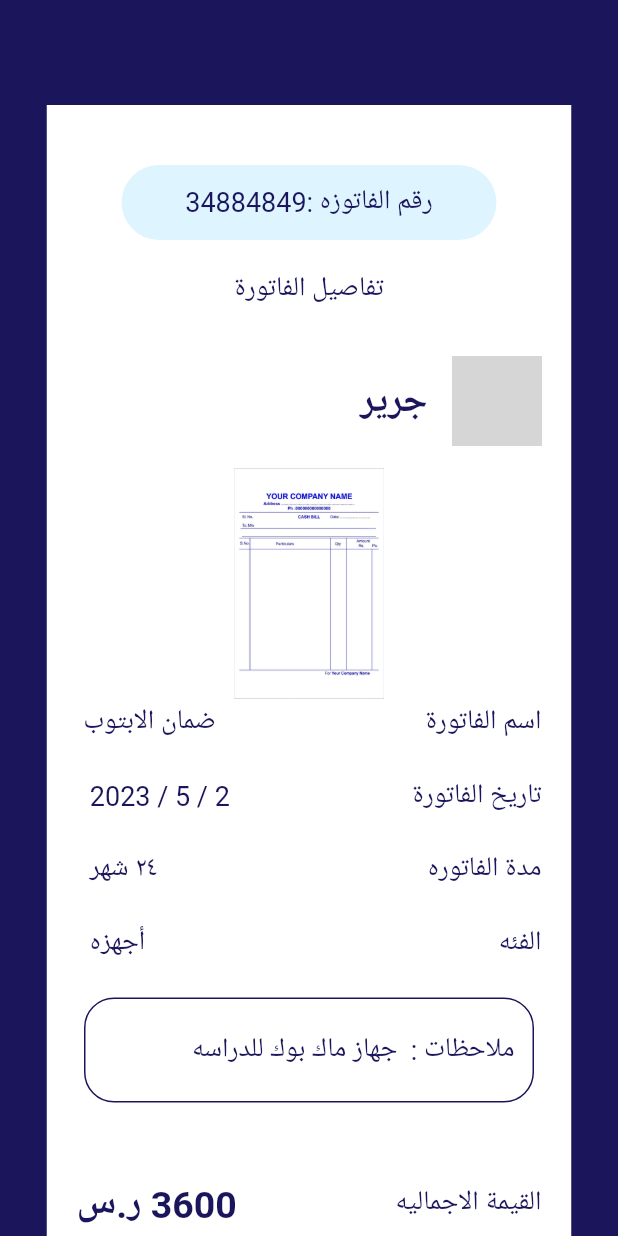
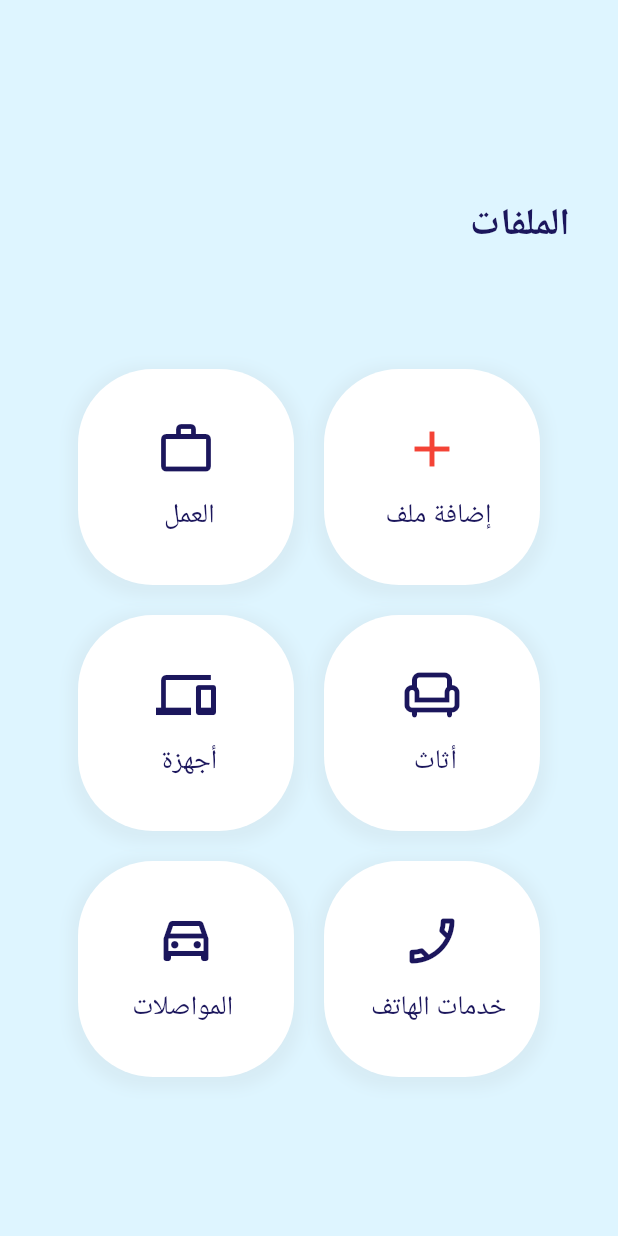
Before and after one commit to Lama-Saud/esal_project, a Flutter app: the screen it shows after launch, on a phone screen of 412 x 824 dp. Run offline on Flutter 3.47's test engine with Material 2 defaults, Android fonts, the phone set to English and light mode, and no system bars; our stand-ins replace animated_splash_screen, font_awesome_flutter, google_fonts; Roboto replaces fonts that are missing (Almarai); grey boxes are pictures that could not be loaded.

Commit message:
add folders page

```diff
--- a/lib/main.dart
+++ b/lib/main.dart
@@ -1,5 +1,5 @@
 import 'package:animated_splash_screen/animated_splash_screen.dart';
-import 'package:final_project/pages/invoice_detail_page.dart';
+import 'package:final_project/pages/folders_page.dart';
 import 'package:final_project/theme.dart';
 import 'package:flutter/material.dart';
 import 'package:google_fonts/google_fonts.dart';
@@ -35,7 +35,7 @@ class MyApp extends StatelessWidget {
           ),
           duration: 3000,
           splashTransition: SplashTransition.fadeTransition,
-          nextScreen: const InvoiceDetailPage(),
+          nextScreen: const FoldersPage(),
         ));
   }
 }
--- /dev/null
+++ b/lib/pages/folders_page.dart
@@ -0,0 +1,197 @@
+import 'package:final_project/components/esal_heading.dart';
+import 'package:final_project/components/esal_subheading.dart';
+import 'package:final_project/theme.dart';
+import 'package:flutter/material.dart';
+
+class FoldersPage extends StatelessWidget {
+  const FoldersPage({super.key});
+
+  @override
+  Widget build(BuildContext context) {
+    return Scaffold(
+      backgroundColor: CustomTheme.skyBlue,
+      body: Padding(
+        padding: const EdgeInsets.all(32.0),
+        child: Column(
+          crossAxisAlignment: CrossAxisAlignment.end,
+          children: [
+            const SizedBox(
+              height: 100,
+            ),
+            const EsalHeading(text: 'الملفات '),
+            const SizedBox(
+              height: 60,
+            ),
+            Expanded(
+              child: GridView.count(
+                primary: false,
+                padding: const EdgeInsets.all(20),
+                crossAxisSpacing: 20,
+                mainAxisSpacing: 20,
+                crossAxisCount: 2,
+                children: <Widget>[
+                  Container(
+                      height: 100,
+                      width: 100,
+                      decoration: BoxDecoration(
+                        boxShadow: [
+                          BoxShadow(
+                            color: Colors.grey.withOpacity(0.1),
+                            spreadRadius: 5,
+                            blurRadius: 7,
+                            offset: const Offset(0, 3), // changes position of shadow
+                          ),
+                        ],
+                        color: CustomTheme.white,
+                        borderRadius: const BorderRadius.all(Radius.circular(50)),
+                        //  border: Border.all(width: 5, color: CustomTheme.lightBlue.withOpacity(0.4)),
+                      ),
+                      child: Column(
+                        mainAxisAlignment: MainAxisAlignment.center,
+                        children: const [
+                          Icon(Icons.work_outline, size: 40, color: CustomTheme.darkBlue),
+                          SizedBox(
+                            height: 12,
+                          ),
+                          EsalSubheading(text: 'العمل ')
+                        ],
+                      )),
+                  Container(
+                      height: 100,
+                      width: 100,
+                      decoration: BoxDecoration(
+                        boxShadow: [
+                          BoxShadow(
+                            color: Colors.grey.withOpacity(0.1),
+                            spreadRadius: 5,
+                            blurRadius: 7,
+                            offset: const Offset(0, 3), // changes position of shadow
+                          ),
+                        ],
+                        color: CustomTheme.white,
+                        borderRadius: const BorderRadius.all(Radius.circular(50)),
+                        //  border: Border.all(width: 5, color: CustomTheme.lightBlue.withOpacity(0.4)),
+                      ),
+                      child: Column(
+                        mainAxisAlignment: MainAxisAlignment.center,
+                        children: const [
+                          Icon(Icons.add, size: 40, color: Colors.red),
+                          SizedBox(
+                            height: 12,
+                          ),
+                          EsalSubheading(text: 'إضافة ملف  ')
+                        ],
+                      )),
+                  Container(
+                      height: 100,
+                      width: 100,
+                      decoration: BoxDecoration(
+                        boxShadow: [
+                          BoxShadow(
+                            color: Colors.grey.withOpacity(0.1),
+                            spreadRadius: 5,
+                            blurRadius: 7,
+                            offset: const Offset(0, 3), // changes position of shadow
+                          ),
+                        ],
+                        color: CustomTheme.white,
+                        borderRadius: const BorderRadius.all(Radius.circular(50)),
+                        //  border: Border.all(width: 5, color: CustomTheme.lightBlue.withOpacity(0.4)),
+                      ),
+                      child: Column(
+                        mainAxisAlignment: MainAxisAlignment.center,
+                        children: const [
+                          Icon(Icons.devices, size: 40, color: CustomTheme.darkBlue),
+                          SizedBox(
+                            height: 12,
+                          ),
+                          EsalSubheading(text: 'أجهزة ')
+                        ],
+                      )),
+                  Container(
+                      height: 100,
+                      width: 100,
+                      decoration: BoxDecoration(
+                        boxShadow: [
+                          BoxShadow(
+                            color: Colors.grey.withOpacity(0.1),
+                            spreadRadius: 5,
+                            blurRadius: 7,
+                            offset: const Offset(0, 3), // changes position of shadow
+                          ),
+                        ],
+                        color: CustomTheme.white,
+                        borderRadius: const BorderRadius.all(Radius.circular(50)),
+                        //  border: Border.all(width: 5, color: CustomTheme.lightBlue.withOpacity(0.4)),
+                      ),
+                      child: Column(
+                        mainAxisAlignment: MainAxisAlignment.center,
+                        children: const [
+                          Icon(Icons.chair_outlined, size: 40, color: CustomTheme.darkBlue),
+                          SizedBox(
+                            height: 12,
+                          ),
+                          EsalSubheading(text: 'أثاث ')
+                        ],
+                      )),
+                  Container(
+                      height: 100,
+                      width: 100,
+                      decoration: BoxDecoration(
+                        boxShadow: [
+                          BoxShadow(
+                            color: Colors.grey.withOpacity(0.1),
+                            spreadRadius: 5,
+                            blurRadius: 7,
+                            offset: const Offset(0, 3), // changes position of shadow
+                          ),
+                        ],
+                        color: CustomTheme.white,
+                        borderRadius: const BorderRadius.all(Radius.circular(50)),
+                        //  border: Border.all(width: 5, color: CustomTheme.lightBlue.withOpacity(0.4)),
+                      ),
+                      child: Column(
+                        mainAxisAlignment: MainAxisAlignment.center,
+                        children: const [
+                          Icon(Icons.drive_eta_outlined, size: 40, color: CustomTheme.darkBlue),
+                          SizedBox(
+                            height: 12,
+                          ),
+                          EsalSubheading(text: ' المواصلات')
+                        ],
+                      )),
+                  Container(
+                      height: 100,
+                      width: 100,
+                      decoration: BoxDecoration(
+                        boxShadow: [
+                          BoxShadow(
+                            color: Colors.grey.withOpacity(0.1),
+                            spreadRadius: 5,
+                            blurRadius: 7,
+                            offset: const Offset(0, 3), // changes position of shadow
+                          ),
+                        ],
+                        color: CustomTheme.white,
+                        borderRadius: const BorderRadius.all(Radius.circular(50)),
+                        //  border: Border.all(width: 5, color: CustomTheme.lightBlue.withOpacity(0.4)),
+                      ),
+                      child: Column(
+                        mainAxisAlignment: MainAxisAlignment.center,
+                        children: const [
+                          Icon(Icons.phone_enabled_outlined, size: 40, color: CustomTheme.darkBlue),
+                          SizedBox(
+                            height: 12,
+                          ),
+                          EsalSubheading(text: 'خدمات الهاتف  ')
+                        ],
+                      )),
+                ],
+              ),
+            ),
+          ],
+        ),
+      ),
+    );
+  }
+}
--- a/lib/pages/invoice_detail_page.dart
+++ b/lib/pages/invoice_detail_page.dart
@@ -149,7 +149,7 @@ class InvoiceDetailPage extends StatelessWidget {
                                 ),
                               )),
                           const SizedBox(
-                            height: 50,
+                            height: 32,
                           ),
                           Row(
                             mainAxisAlignment: MainAxisAlignment.spaceBetween,
--- a/lib/theme.dart
+++ b/lib/theme.dart
@@ -5,6 +5,8 @@ class CustomTheme {
 
   static const Color darkBlue = Color(0xFF1B165C);
   static const Color lightBlue = Color.fromARGB(255, 80, 180, 226);
+  static const Color skyBlue = Color.fromARGB(255, 222, 245, 255);
+
   static const Color white = Color(0xFFFFFFFF);
   static const Color black = Color(0xFF000000);
 }
```
